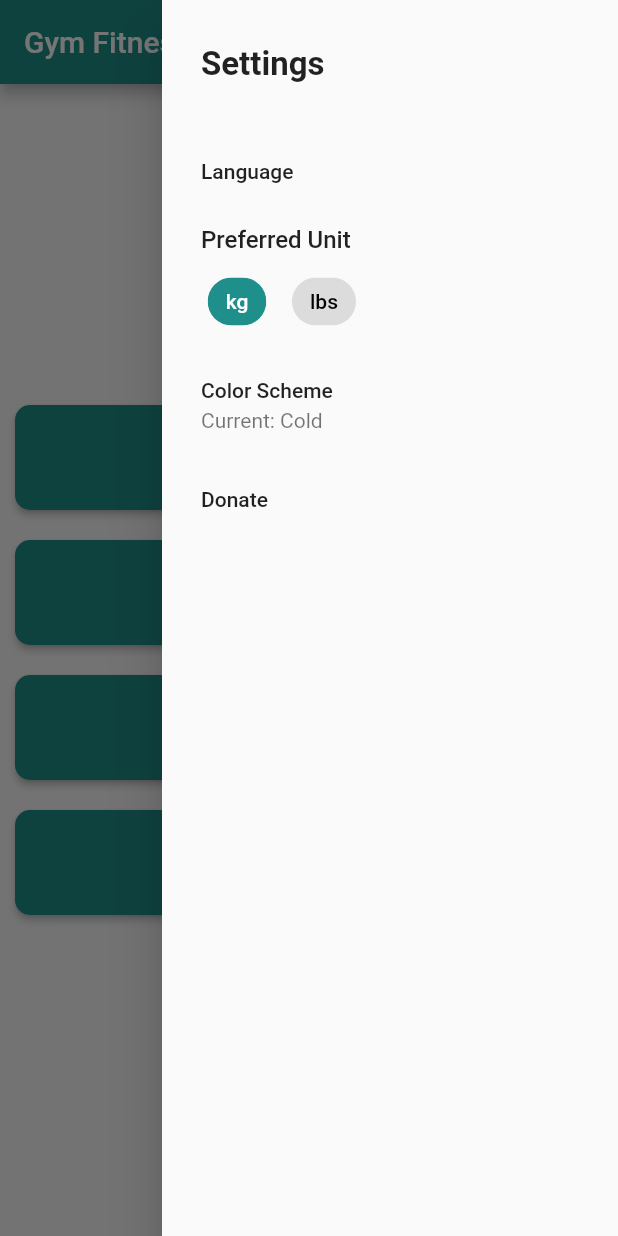
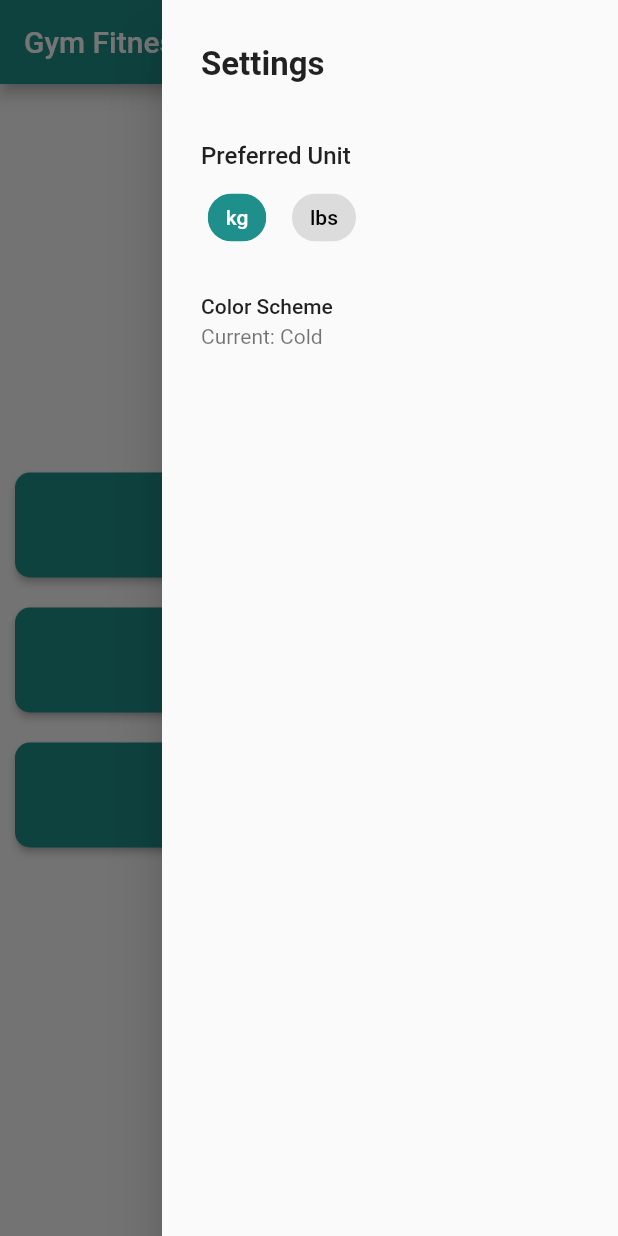
Before and after one commit to srdjankarlo/FlutterGymApp, a Flutter app: the screen it shows after launch, with the side drawer open, on a phone screen of 412 x 824 dp. Run offline on Flutter 3.47's test engine with Material 3 defaults, Android fonts, the phone set to English and light mode, and no system bars; our stand-ins replace csv, file_picker, fl_chart, image_picker, pdf, shared_preferences and 1 more; accounts and stored records are empty.

Commit message:
comment not finished features

```diff
--- a/gym_fitness_app/lib/pages/starting_page.dart
+++ b/gym_fitness_app/lib/pages/starting_page.dart
@@ -9,7 +9,7 @@ class StartingPage extends StatelessWidget {
 
   final List<String> menuItems = const [
     'Muscles',
-    'Training Plans',
+    // 'Training Plans', ToDo
     'Exercise Log',
     'Personal Records'
   ];
--- a/gym_fitness_app/lib/widgets/settings_drawer.dart
+++ b/gym_fitness_app/lib/widgets/settings_drawer.dart
@@ -29,11 +29,11 @@ class SettingsDrawer extends StatelessWidget {
           ),
           const SizedBox(height: 10),
 
-          // --- Language (placeholder) ---
-          ListTile(
-            title: const Text('Language'),
-            onTap: () {},
-          ),
+          // --- Language (placeholder) --- ToDo
+          // ListTile(
+          //   title: const Text('Language'),
+          //   onTap: () {},
+          // ),
 
           // --- Preferred Unit Selection ---
           Padding(
@@ -84,11 +84,11 @@ class SettingsDrawer extends StatelessWidget {
             onTap: () => _showColorSchemeDialog(context, themeProvider),
           ),
 
-          // --- Donate (placeholder) ---
-          ListTile(
-            title: const Text('Donate'),
-            onTap: () {},
-          ),
+          // --- Donate (placeholder) --- ToDo
+          // ListTile(
+          //   title: const Text('Donate'),
+          //   onTap: () {},
+          // ),
         ],
       ),
     );
```
